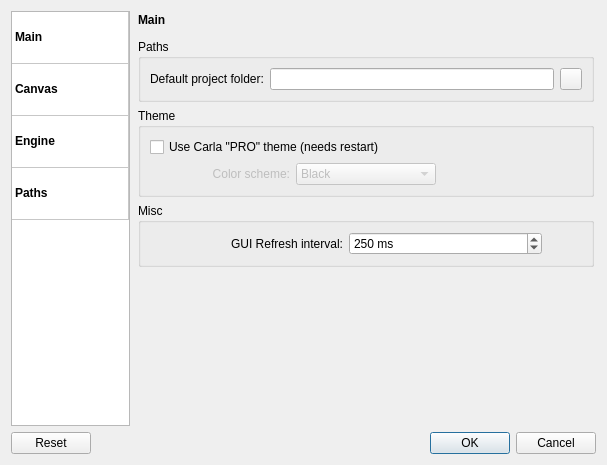
The window that resources/ui/carla_settings.ui (falkTX/Carla) describes before a commit, drawn with Qt 5.
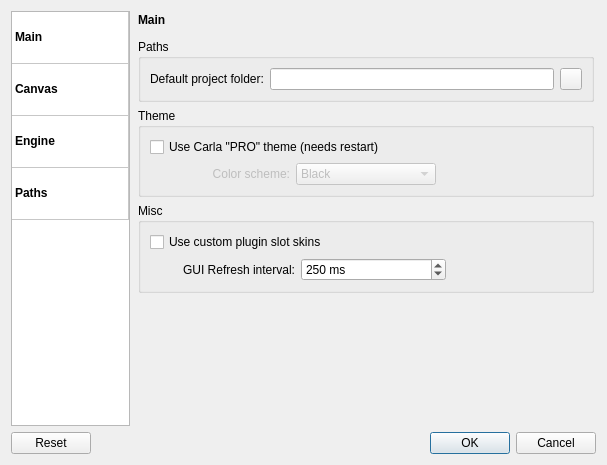
The same window after the commit. Icons and pictures are not drawn.

Commit message: Allow to disable custom plugin skins, using old 1.x style instead

```diff
--- a/resources/ui/carla_settings.ui
+++ b/resources/ui/carla_settings.ui
@@ -329,7 +329,7 @@
             <string>Misc</string>
            </property>
            <layout class="QGridLayout" name="gridLayout_4">
-            <item row="0" column="0">
+            <item row="1" column="0">
              <widget class="QLabel" name="label_main_refresh_interval">
               <property name="text">
                <string>GUI Refresh interval:</string>
@@ -339,7 +339,7 @@
               </property>
              </widget>
             </item>
-            <item row="0" column="1">
+            <item row="1" column="1">
              <widget class="QSpinBox" name="sb_main_refresh_interval">
               <property name="suffix">
                <string> ms</string>
@@ -355,22 +355,29 @@
               </property>
              </widget>
             </item>
-            <item row="0" column="2">
+            <item row="1" column="2">
              <spacer name="horizontalSpacer_12">
               <property name="orientation">
                <enum>Qt::Horizontal</enum>
               </property>
               <property name="sizeType">
-               <enum>QSizePolicy::Preferred</enum>
+               <enum>QSizePolicy::Fixed</enum>
               </property>
               <property name="sizeHint" stdset="0">
                <size>
-                <width>40</width>
+                <width>130</width>
                 <height>10</height>
                </size>
               </property>
              </spacer>
             </item>
+            <item row="0" column="0" colspan="3">
+             <widget class="QCheckBox" name="cb_main_use_custom_skins">
+              <property name="text">
+               <string>Use custom plugin slot skins</string>
+              </property>
+             </widget>
+            </item>
            </layout>
           </widget>
          </item>
```
Left out of the diff: 2 changed lines with no effect on the pictures. The commit also changes 4 other files.
